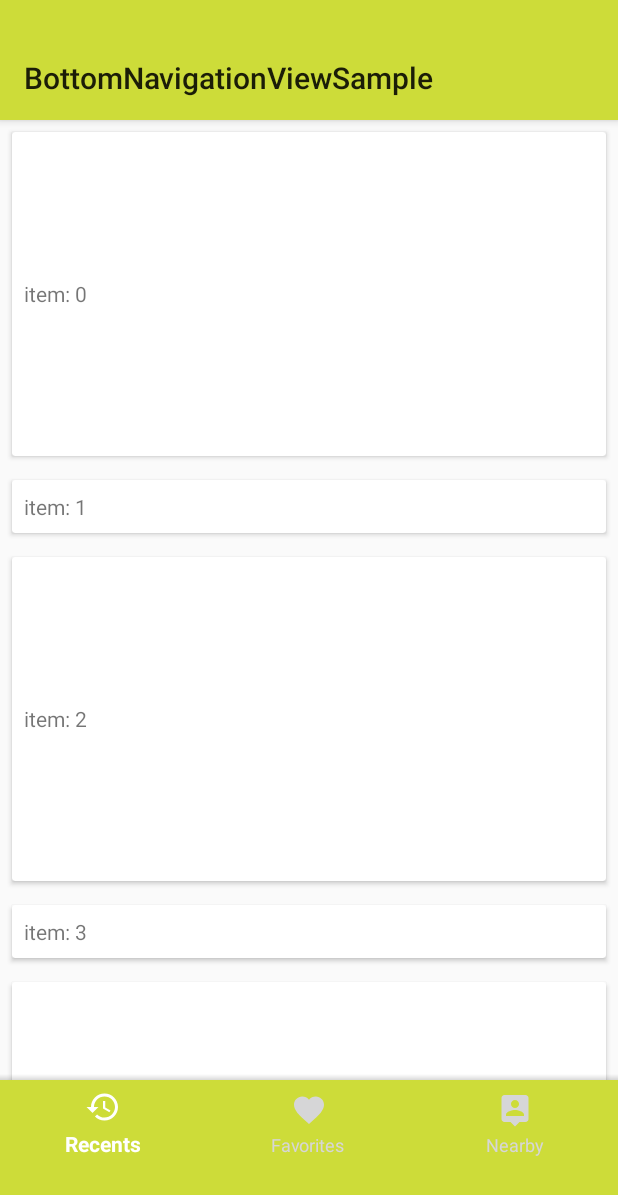
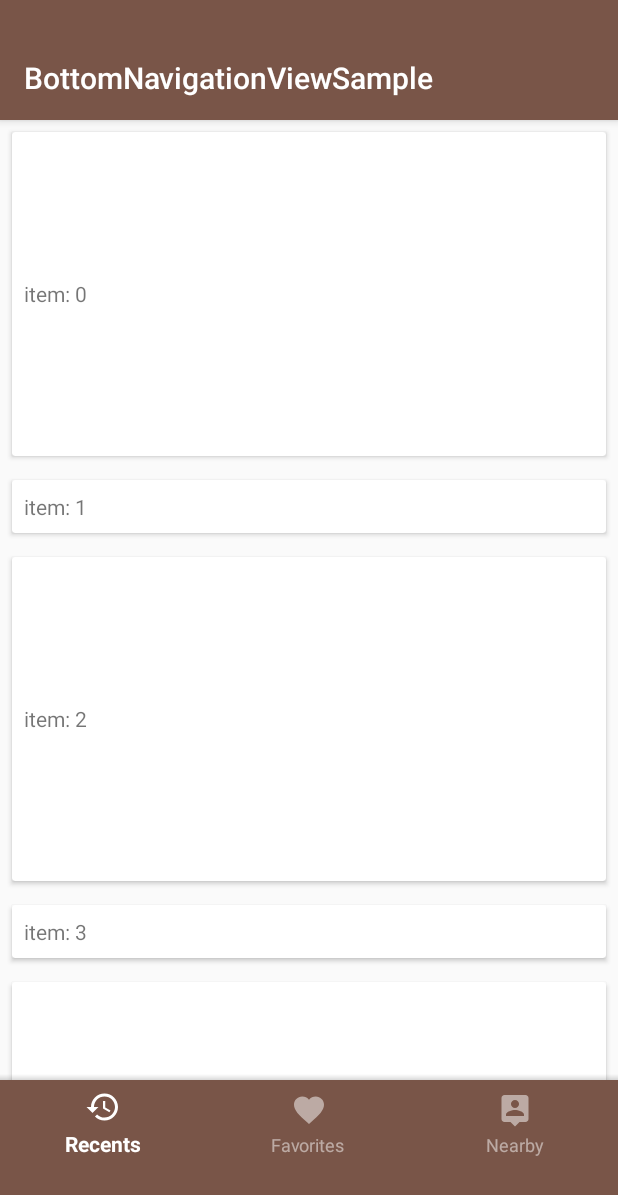
Before and after one commit to sakebook/BottomNavigationViewSample, an Android app: the screen it shows after launch (MainActivity), on a phone screen of 412 x 824 dp. Shown: the top 1195 px of the screen. Run offline under Robolectric (Android 15) with nearby library versions, the phone set to English and light mode, and no system bars; 1 statement that could not run was skipped.

Commit message:
Modify style

```diff
--- a/app/src/main/res/layout/activity_main.xml
+++ b/app/src/main/res/layout/activity_main.xml
@@ -18,6 +18,7 @@
             android:paddingTop="@dimen/status_bar_height"
             android:layout_width="match_parent"
             android:layout_height="@dimen/tool_bar_height"
+            android:theme="@style/ToolbarTheme"
             android:minHeight="?attr/actionBarSize"
             android:background="@color/colorPrimary"
             app:layout_scrollFlags="scroll|enterAlways"
--- a/app/src/main/res/values-v19/styles.xml
+++ b/app/src/main/res/values-v19/styles.xml
@@ -1,9 +1,6 @@
 <?xml version="1.0" encoding="utf-8"?>
 <resources>
-    <style name="AppTheme" parent="Theme.AppCompat.Light.NoActionBar">
-        <item name="colorPrimary">@color/colorPrimary</item>
-        <item name="colorPrimaryDark">@color/colorPrimaryDark</item>
-        <item name="colorAccent">@color/colorAccent</item>
+    <style name="AppTheme" parent="BaseTheme">
         <item name="android:windowTranslucentStatus">true</item>
         <item name="android:windowTranslucentNavigation">true</item>
     </style>
--- a/app/src/main/res/values-v21/styles.xml
+++ b/app/src/main/res/values-v21/styles.xml
@@ -1,8 +1,5 @@
 <resources>
-    <style name="AppTheme" parent="Theme.AppCompat.Light.NoActionBar">
-        <item name="colorPrimary">@color/colorPrimary</item>
-        <item name="colorPrimaryDark">@color/colorPrimaryDark</item>
-        <item name="colorAccent">@color/colorAccent</item>
+    <style name="AppTheme" parent="BaseTheme">
         <item name="android:statusBarColor">@color/translucent</item>
         <item name="android:windowDrawsSystemBarBackgrounds">true</item>
         <item name="android:navigationBarColor">@color/translucent</item>
--- a/app/src/main/res/values-v23/styles.xml
+++ b/app/src/main/res/values-v23/styles.xml
@@ -1,9 +1,6 @@
 <?xml version="1.0" encoding="utf-8"?>
 <resources>
-    <style name="AppTheme" parent="Theme.AppCompat.Light.NoActionBar">
-        <item name="colorPrimary">@color/colorPrimary</item>
-        <item name="colorPrimaryDark">@color/colorPrimaryDark</item>
-        <item name="colorAccent">@color/colorAccent</item>
+    <style name="AppTheme" parent="BaseTheme">
         <item name="android:statusBarColor">@color/translucent</item>
         <item name="android:windowDrawsSystemBarBackgrounds">true</item>
         <item name="android:navigationBarColor">@color/translucent</item>
--- a/app/src/main/res/values/colors.xml
+++ b/app/src/main/res/values/colors.xml
@@ -1,10 +1,11 @@
 <?xml version="1.0" encoding="utf-8"?>
 <resources>
-    <color name="colorPrimary">#CDDC39</color>
-    <color name="colorPrimaryDark">#AFB42B</color>
-    <color name="colorAccent">#FF4081</color>
+    <color name="colorPrimary">#795548</color>
+    <color name="colorPrimaryDark">#5D4037</color>
+    <color name="colorAccent">#E040FB</color>
 
     <color name="white">#FFFFFF</color>
     <color name="gray">#E0E0E0</color>
     <color name="translucent">#33000000</color>
+    <color name="disable_translucent_light">#80FFFFFF</color>
 </resources>
--- a/app/src/main/res/values/styles.xml
+++ b/app/src/main/res/values/styles.xml
@@ -1,7 +1,14 @@
 <resources>
-    <style name="AppTheme" parent="Theme.AppCompat.Light.NoActionBar">
+    <style name="BaseTheme" parent="Theme.AppCompat.Light.NoActionBar">
         <item name="colorPrimary">@color/colorPrimary</item>
         <item name="colorPrimaryDark">@color/colorPrimaryDark</item>
         <item name="colorAccent">@color/colorAccent</item>
     </style>
+
+    <style name="AppTheme" parent="BaseTheme">
+    </style>
+
+    <style name="ToolbarTheme" parent="AppTheme">
+        <item name="android:textColorPrimary">@color/white</item>
+    </style>
 </resources>
```
